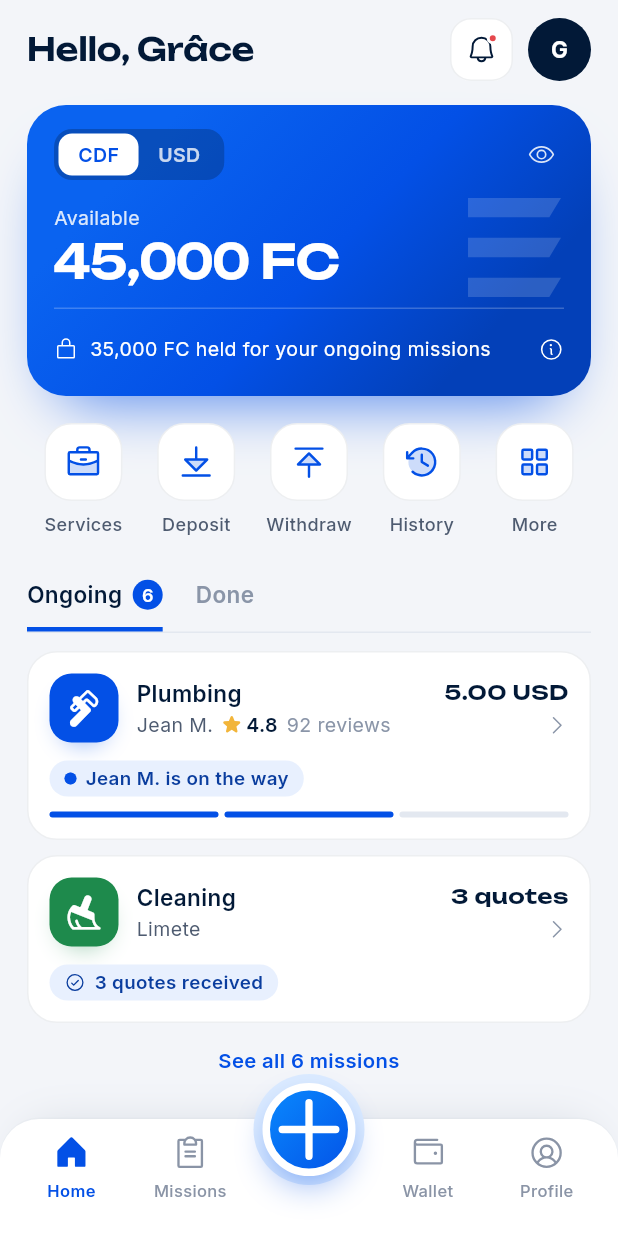
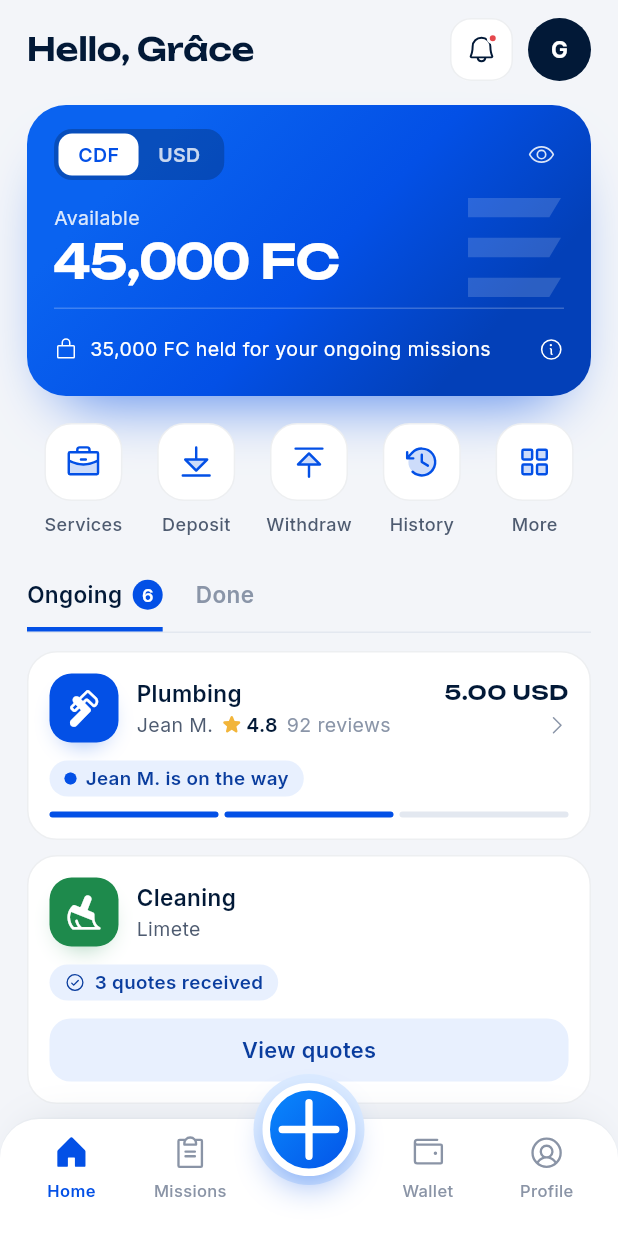
Before and after one commit to lokakaoben20-max/Nexis-Hub, a Flutter app: the Shell screen opened directly, on a phone screen of 412 x 824 dp. Run offline on Flutter 3.47's test engine with Material 3 defaults, Android fonts, the phone set to English and light mode, and no system bars.

Commit message:
Clarifier la demande de service et les devis sur l’accueil

```diff
--- a/app_mobile/lib/app_state.dart
+++ b/app_mobile/lib/app_state.dart
@@ -10,6 +10,14 @@ class AppState extends ChangeNotifier {
   final NexisRepository repository;
   Locale? _locale;
   bool _signedIn = false;
+  bool _serviceHintShown = false;
+
+  /// L'indication du bouton de service ne joue qu'une fois par lancement.
+  bool takeServiceHint() {
+    if (_serviceHintShown) return false;
+    _serviceHintShown = true;
+    return true;
+  }
 
   int _revision = 0;
 
--- a/app_mobile/lib/data/demo_repository.dart
+++ b/app_mobile/lib/data/demo_repository.dart
@@ -317,6 +317,7 @@ class DemoRepository implements NexisRepository {
     const CatalogService(
       id: 'peinture',
       name: 'Peinture',
+      translations: {'en': 'Painting', 'ln': 'Kopakola langi'},
       glyph: 'svcPeinture',
       color: 0xFFB4531A,
       isNew: true,
@@ -342,6 +343,7 @@ class DemoRepository implements NexisRepository {
     const CatalogService(
       id: 'demenagement',
       name: 'Déménagement',
+      translations: {'en': 'Moving', 'ln': 'Kokende kofanda esika mosusu'},
       glyph: 'svcDemenagement',
       color: 0xFF2B6CB0,
       isNew: true,
--- a/app_mobile/lib/data/models.dart
+++ b/app_mobile/lib/data/models.dart
@@ -386,6 +386,7 @@ class CatalogService {
     required this.id,
     required this.name,
     required this.color,
+    this.translations = const {},
     this.service,
     this.glyph,
     this.isNew = false,
@@ -396,6 +397,7 @@ class CatalogService {
   final String id;
   final String name;
   final int color;
+  final Map<String, String> translations;
 
   /// Service connu de l'app (icône de la police Nexis) ; sinon `glyph`.
   final Service? service;
--- a/app_mobile/lib/l10n/app_en.arb
+++ b/app_mobile/lib/l10n/app_en.arb
@@ -55,6 +55,7 @@
   "statusCancelled": "Cancelled",
   "statusDisputed": "Dispute open",
   "compareQuotes": "Compare quotes",
+  "viewQuotes": "View quotes",
   "follow": "Track",
   "paySecured": "Secured by Nexis Hub",
   "payReleased": "Paid to provider",
--- a/app_mobile/lib/l10n/app_fr.arb
+++ b/app_mobile/lib/l10n/app_fr.arb
@@ -93,6 +93,7 @@
   "statusCancelled": "Annulée",
   "statusDisputed": "Litige en cours",
   "compareQuotes": "Comparer les devis",
+  "viewQuotes": "Voir les devis",
   "follow": "Suivre",
   "paySecured": "Sécurisé par Nexis Hub",
   "payReleased": "Versé au prestataire",
--- a/app_mobile/lib/l10n/app_ln.arb
+++ b/app_mobile/lib/l10n/app_ln.arb
@@ -55,6 +55,7 @@
   "statusCancelled": "Ebongolami",
   "statusDisputed": "Matata ezali kotalelama",
   "compareQuotes": "Kokokanisa ba devis",
+  "viewQuotes": "Kotala ba devis",
   "follow": "Kolanda",
   "paySecured": "Ebatelami na Nexis Hub",
   "payReleased": "Epesami na mosali",
--- a/app_mobile/lib/l10n/app_localizations.dart
+++ b/app_mobile/lib/l10n/app_localizations.dart
@@ -388,6 +388,12 @@ abstract class AppLocalizations {
   /// **'Comparer les devis'**
   String get compareQuotes;
 
+  /// No description provided for @viewQuotes.
+  ///
+  /// In fr, this message translates to:
+  /// **'Voir les devis'**
+  String get viewQuotes;
+
   /// No description provided for @follow.
   ///
   /// In fr, this message translates to:
--- a/app_mobile/lib/l10n/app_localizations_en.dart
+++ b/app_mobile/lib/l10n/app_localizations_en.dart
@@ -165,6 +165,9 @@ class AppLocalizationsEn extends AppLocalizations {
 
   @override
   String get compareQuotes => 'Compare quotes';
+
+  @override
+  String get viewQuotes => 'View quotes';
 
   @override
   String get follow => 'Track';
--- a/app_mobile/lib/l10n/app_localizations_fr.dart
+++ b/app_mobile/lib/l10n/app_localizations_fr.dart
@@ -167,6 +167,9 @@ class AppLocalizationsFr extends AppLocalizations {
 
   @override
   String get compareQuotes => 'Comparer les devis';
+
+  @override
+  String get viewQuotes => 'Voir les devis';
 
   @override
   String get follow => 'Suivre';
--- a/app_mobile/lib/l10n/app_localizations_ln.dart
+++ b/app_mobile/lib/l10n/app_localizations_ln.dart
@@ -166,6 +166,9 @@ class AppLocalizationsLn extends AppLocalizations {
 
   @override
   String get compareQuotes => 'Kokokanisa ba devis';
+
+  @override
+  String get viewQuotes => 'Kotala ba devis';
 
   @override
   String get follow => 'Kolanda';
--- a/app_mobile/lib/screens/mission_card.dart
+++ b/app_mobile/lib/screens/mission_card.dart
@@ -50,7 +50,7 @@ void openMission(BuildContext context, Mission mission) {
 /// pastille du service, prestataire avec sa note, montant et flèche, état en
 /// clair, barre en trois temps pour une mission payée, et un bouton clair
 /// quand il y a une suite (« Suivre la mission », « Comparer les devis »,
-/// « Confirmer »). [showAction] est faux sur l'accueil, qui reste léger.
+/// « Confirmer »). Sur l'accueil, seuls les devis ont une action dédiée.
 class MissionCard extends StatelessWidget {
   const MissionCard({super.key, required this.mission, this.showAction = true});
 
@@ -72,7 +72,10 @@ class MissionCard extends StatelessWidget {
     final p = context.palette;
     final lang = langOf(context);
     final dark = isDark(context);
-    final amount = missionAmountText(mission, l, lang);
+    final amount =
+        mission.status == MissionStatus.quoted && mission.amount == null
+        ? null
+        : missionAmountText(mission, l, lang);
     final rating = mission.rating;
     final reviews = mission.reviews;
 
@@ -135,7 +138,7 @@ class MissionCard extends StatelessWidget {
     };
 
     final String? action = !showAction
-        ? null
+        ? (mission.status == MissionStatus.quoted ? l.viewQuotes : null)
         : switch (mission.status) {
             MissionStatus.confirmed ||
             MissionStatus.inProgress => l.followMission,
@@ -239,8 +242,13 @@ class MissionCard extends StatelessWidget {
                             maxLines: 1,
                             style: title(14, color: p.ink),
                           ),
-                        const SizedBox(height: 6),
-                        NxIcon('chevron', size: 16, color: faintColor(context)),
+                        if (amount != null) const SizedBox(height: 6),
+                        if (mission.status != MissionStatus.quoted)
+                          NxIcon(
+                            'chevron',
+                            size: 16,
+                            color: faintColor(context),
+                          ),
                       ],
                     ),
                   ],
--- a/app_mobile/lib/screens/shell.dart
+++ b/app_mobile/lib/screens/shell.dart
@@ -74,7 +74,8 @@ class _ShellState extends State<Shell> {
     final safeBottom = MediaQuery.paddingOf(context).bottom;
     // 96 dans la maquette, dont 34 pour la barre d'accueil de l'iPhone.
     final double barHeight = 62 + (safeBottom < 16 ? 16 : safeBottom);
-    final provider = AppScope.of(context).providerSpace;
+    final app = AppScope.of(context);
+    final provider = app.providerSpace;
     if (_shownProvider != provider) {
       // Changer d'espace ramène à son accueil.
       _shownProvider = provider;
@@ -151,7 +152,7 @@ class _ShellState extends State<Shell> {
                     _togglePicker();
                     showComingSoon(context, label);
                   },
-                  onOther: () {
+                  onAllServices: () {
                     _togglePicker();
                     Navigator.of(context).push(
                       MaterialPageRoute<void>(
@@ -223,6 +224,8 @@ class _ShellState extends State<Shell> {
                       child: _PlusButton(
                         open: _picking,
                         reduce: reduce,
+                        onClientHome: !provider && _tab == 0,
+                        takeHint: app.takeServiceHint,
                         label: _picking ? l.close : l.requestService,
                         ringColor: barColor,
                         onTap: _togglePicker,
@@ -276,10 +279,12 @@ class _ShellState extends State<Shell> {
 
 /// Le « + » sans texte : dégradé E, bord blanc, anneau bleu clair.
 /// Ouvert : fond bleu nuit, anneau gris, l'icône tourne de 135° (un X).
-class _PlusButton extends StatelessWidget {
+class _PlusButton extends StatefulWidget {
   const _PlusButton({
     required this.open,
     required this.reduce,
+    required this.onClientHome,
+    required this.takeHint,
     required this.label,
     required this.ringColor,
     required this.onTap,
@@ -287,18 +292,89 @@ class _PlusButton extends StatelessWidget {
 
   final bool open;
   final bool reduce;
+  final bool onClientHome;
+  final bool Function() takeHint;
   final String label;
   final Color ringColor;
   final VoidCallback onTap;
 
   @override
+  State<_PlusButton> createState() => _PlusButtonState();
+}
+
+class _PlusButtonState extends State<_PlusButton>
+    with SingleTickerProviderStateMixin {
+  late final _hint = AnimationController(
+    vsync: this,
+    duration: const Duration(milliseconds: 720),
+  );
+  late final _scale = TweenSequence<double>([
+    TweenSequenceItem(tween: ConstantTween(1.0), weight: 20),
+    TweenSequenceItem(
+      tween: Tween(
+        begin: 1.0,
+        end: 0.96,
+      ).chain(CurveTween(curve: Curves.easeOut)),
+      weight: 12,
+    ),
+    TweenSequenceItem(
+      tween: Tween(
+        begin: 0.96,
+        end: 1.13,
+      ).chain(CurveTween(curve: Curves.easeOutCubic)),
+      weight: 28,
+    ),
+    TweenSequenceItem(
+      tween: Tween(
+        begin: 1.13,
+        end: 1.0,
+      ).chain(CurveTween(curve: Curves.easeInOut)),
+      weight: 40,
+    ),
+  ]).animate(_hint);
+
+  @override
+  void didChangeDependencies() {
+    super.didChangeDependencies();
+    _updateHint();
+  }
+
+  @override
+  void didUpdateWidget(covariant _PlusButton oldWidget) {
+    super.didUpdateWidget(oldWidget);
+    _updateHint();
+  }
+
+  void _updateHint() {
+    if (!widget.onClientHome || widget.open) {
+      if (_hint.isAnimating) _hint.reset();
+      return;
+    }
+    final firstEntry = widget.takeHint();
+    if (widget.reduce) {
+      if (_hint.isAnimating) _hint.reset();
+    } else if (firstEntry) {
+      _hint.forward();
+    }
+  }
+
+  @override
+  void dispose() {
+    _hint.dispose();
+    super.dispose();
+  }
+
+  @override
   Widget build(BuildContext context) {
+    final _PlusButton(:open, :reduce, :label, :ringColor, :onTap) = widget;
     return Semantics(
       button: true,
       label: label,
       excludeSemantics: true,
       child: GestureDetector(
         onTap: onTap,
+        child: ScaleTransition(
+          scale: _scale,
           child: AnimatedContainer(
             duration: Duration(milliseconds: reduce ? 0 : 300),
             curve: Curves.ease,
@@ -343,6 +419,7 @@ class _PlusButton extends StatelessWidget {
             ),
           ),
         ),
+      ),
     );
   }
 }
@@ -355,13 +432,13 @@ class _ServiceSheet extends StatelessWidget {
     required this.open,
     required this.reduce,
     required this.onPicked,
-    required this.onOther,
+    required this.onAllServices,
   });
 
   final bool open;
   final bool reduce;
   final void Function(String label) onPicked;
-  final VoidCallback onOther;
+  final VoidCallback onAllServices;
 
   @override
   Widget build(BuildContext context) {
@@ -407,7 +484,7 @@ class _ServiceSheet extends StatelessWidget {
                     for (final s in shown)
                       _tile(
                         context,
-                        label: s.name,
+                        label: catalogServiceName(s, langOf(context)),
                         icon: catalogTile(
                           s,
                           size: 44,
@@ -415,13 +492,18 @@ class _ServiceSheet extends StatelessWidget {
                               ? NewBadge(ringColor: _tileBg(context))
                               : null,
                         ),
-                        onTap: () => onPicked(s.name),
+                        onTap: () =>
+                            onPicked(catalogServiceName(s, langOf(context))),
                       ),
                     _tile(
                       context,
-                      label: l.otherNeed,
-                      icon: KnownServiceTile(Service.autre, size: 44),
-                      onTap: onOther,
+                      label: l.allServices,
+                      icon: ServiceTile(
+                        color: const Color(0xFF5B667A),
+                        glyph: 'search',
+                        size: 44,
+                      ),
+                      onTap: onAllServices,
                     ),
                   ],
                 );
@@ -451,21 +533,29 @@ class _ServiceSheet extends StatelessWidget {
         behavior: HitTestBehavior.opaque,
         onTap: onTap,
         child: Container(
-          padding: const EdgeInsets.symmetric(horizontal: 4, vertical: 10),
+          padding: const EdgeInsets.symmetric(horizontal: 4, vertical: 6),
           decoration: BoxDecoration(
             color: _tileBg(context),
             borderRadius: BorderRadius.circular(16),
           ),
           child: Column(
+            mainAxisAlignment: MainAxisAlignment.center,
             children: [
               icon,
-              const SizedBox(height: 6),
-              Text(
+              const SizedBox(height: 4),
+              Flexible(
+                child: Text(
                   label,
-                maxLines: 1,
+                  maxLines: 2,
                   overflow: TextOverflow.ellipsis,
                   textAlign: TextAlign.center,
-                style: body(12.5, weight: FontWeight.w600, color: p.ink),
+                  style: body(
+                    12.5,
+                    weight: FontWeight.w600,
+                    color: p.ink,
+                    height: 1.1,
+                  ),
+                ),
               ),
             ],
           ),
--- a/app_mobile/lib/ui/common.dart
+++ b/app_mobile/lib/ui/common.dart
@@ -63,6 +63,13 @@ String serviceName(Service service, String lang) {
   };
   final index = const ['fr', 'ln', 'en'].indexOf(lang);
   return names[service]![index < 0 ? 0 : index];
+}
+
+String catalogServiceName(CatalogService item, String lang) {
+  final translation = item.translations[lang];
+  if (translation != null && translation.trim().isNotEmpty) return translation;
+  final service = item.service;
+  return service == null ? item.name : serviceName(service, lang);
 }
 
 class ServiceBadge extends StatelessWidget {
```
Also changed, not shown: app_mobile/lib/screens/services_list.dart (+21 -5 lines), 1 other file. Lines whose indentation alone changed are shown as unchanged.
